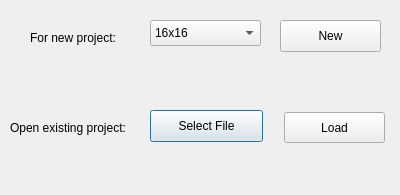
Qt form startup.ui (nphelpsiv/SpriteEditor) before a commit.
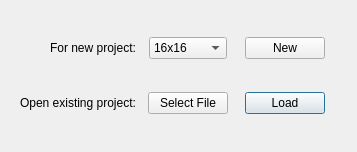
The same form after that commit.

Diff of the .ui file:
```diff
--- a/startup.ui
+++ b/startup.ui
@@ -6,35 +6,25 @@
    <rect>
     <x>0</x>
     <y>0</y>
-    <width>400</width>
-    <height>195</height>
+    <width>357</width>
+    <height>152</height>
    </rect>
   </property>
   <property name="windowTitle">
    <string>Sprite Editor</string>
   </property>
-  <widget class="QPushButton" name="SelectFileButton">
+  <widget class="QWidget" name="gridLayoutWidget">
    <property name="geometry">
     <rect>
-     <x>150</x>
-     <y>110</y>
-     <width>113</width>
-     <height>32</height>
+     <x>20</x>
+     <y>10</y>
+     <width>311</width>
+     <height>131</height>
     </rect>
    </property>
-   <property name="text">
-    <string>Select File</string>
-   </property>
-  </widget>
+   <layout class="QGridLayout" name="gridLayout">
+    <item row="0" column="1" alignment="Qt::AlignHCenter">
   <widget class="QComboBox" name="SizeDrop">
-   <property name="geometry">
-    <rect>
-     <x>150</x>
-     <y>20</y>
-     <width>111</width>
-     <height>26</height>
-    </rect>
-   </property>
    <item>
     <property name="text">
      <string>16x16</string>
@@ -61,57 +51,43 @@
     </property>
    </item>
   </widget>
-  <widget class="QLabel" name="label">
-   <property name="geometry">
-    <rect>
-     <x>30</x>
-     <y>30</y>
-     <width>111</width>
-     <height>16</height>
-    </rect>
-   </property>
+    </item>
+    <item row="1" column="2" alignment="Qt::AlignHCenter">
+     <widget class="QPushButton" name="LoadFileButton">
    <property name="text">
-    <string>For new project:</string>
-   </property>
-  </widget>
+       <string>Load</string>
+      </property>
+     </widget>
+    </item>
+    <item row="0" column="2" alignment="Qt::AlignHCenter">
   <widget class="QPushButton" name="NewFileButton">
-   <property name="geometry">
-    <rect>
-     <x>280</x>
-     <y>20</y>
-     <width>101</width>
-     <height>32</height>
-    </rect>
-   </property>
    <property name="text">
     <string>New</string>
    </property>
   </widget>
+    </item>
+    <item row="1" column="0" alignment="Qt::AlignRight">
   <widget class="QLabel" name="label_2">
-   <property name="geometry">
-    <rect>
-     <x>10</x>
-     <y>120</y>
-     <width>141</width>
-     <height>16</height>
-    </rect>
-   </property>
    <property name="text">
     <string>Open existing project:</string>
    </property>
   </widget>
-  <widget class="QPushButton" name="LoadFileButton">
-   <property name="geometry">
-    <rect>
-     <x>284</x>
-     <y>112</y>
-     <width>101</width>
-     <height>31</height>
-    </rect>
-   </property>
+    </item>
+    <item row="1" column="1" alignment="Qt::AlignHCenter">
+     <widget class="QPushButton" name="SelectFileButton">
+      <property name="text">
+       <string>Select File</string>
+      </property>
+     </widget>
+    </item>
+    <item row="0" column="0" alignment="Qt::AlignRight">
+     <widget class="QLabel" name="label">
    <property name="text">
-    <string>Load</string>
-   </property>
+       <string>For new project:</string>
+      </property>
+     </widget>
+    </item>
+   </layout>
   </widget>
  </widget>
  <resources/>
```
Lines whose indentation alone changed are shown as unchanged.
